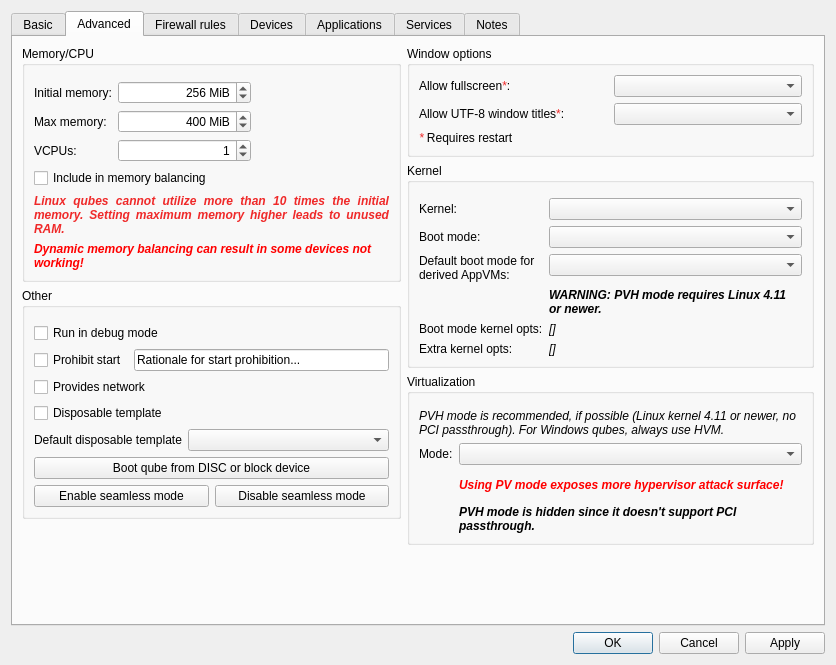
Before: the Qt Designer form ui/settingsdlg.ui in QubesOS/qubes-manager, drawn with Qt 5.
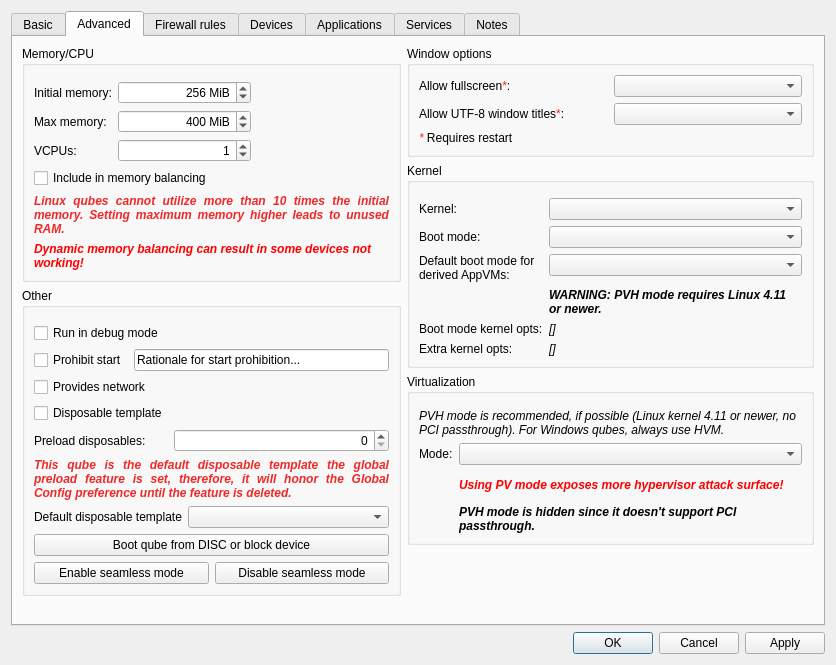
After: the same form once the commit is applied. The open tabs and pages were chosen to show the change. Icons and pictures are not drawn. Custom widgets are drawn as their Qt base class.

Commit message:
Add preload disposable option to advanced settings
For: https://github.com/QubesOS/qubes-issues/issues/1512

The edit to the form file:
```diff
--- a/ui/settingsdlg.ui
+++ b/ui/settingsdlg.ui
@@ -742,6 +742,13 @@
               <property name="topMargin">
                <number>15</number>
               </property>
+              <item row="1" column="0">
+               <widget class="QCheckBox" name="run_in_debug_mode">
+                <property name="text">
+                 <string>Run in debug mode</string>
+                </property>
+               </widget>
+              </item>
               <item row="2" column="0" colspan="2">
                <layout class="QHBoxLayout" name="horizontalLayout_prohibit_start">
                 <item>
@@ -780,40 +787,143 @@
                 </property>
                </widget>
               </item>
-              <item row="8" column="0" colspan="2">
-               <widget class="QPushButton" name="boot_from_device_button">
+              <item row="5" column="0">
+               <widget class="QLabel" name="preload_dispvm_label">
+                <property name="toolTip">
+                 <string>&lt;html&gt;&lt;head/&gt;&lt;body&gt;&lt;p&gt;Configure how many disposables this template must preload.&lt;/p&gt;&lt;/body&gt;&lt;/html&gt;</string>
+                </property>
                 <property name="text">
-                 <string>Boot qube from DISC or block device</string>
+                 <string>Preload disposables:</string>
                 </property>
                </widget>
               </item>
-              <item row="9" column="0" colspan="2">
-               <layout class="QHBoxLayout" name="horizontalLayout_8">
-                <item>
-                 <widget class="QPushButton" name="seamless_on_button">
-                  <property name="toolTip">
-                   <string>Windows (with Qubes Windows Tools installed) only.
-The qube must be running to enable seamless mode. This setting is not persistent.</string>
-                  </property>
-                  <property name="text">
-                   <string>Enable seamless mode</string>
-                  </property>
-                 </widget>
-                </item>
-                <item>
-                 <widget class="QPushButton" name="seamless_off_button">
-                  <property name="toolTip">
-                   <string>Windows (with Qubes Windows Tools installed) only.
-The qube must be running to disable seamless mode. This setting is not persistent.</string>
-                  </property>
-                  <property name="text">
-                   <string>Disable seamless mode</string>
-                  </property>
-                 </widget>
-                </item>
-               </layout>
+              <item row="5" column="1">
+               <widget class="QSpinBox" name="preload_dispvm">
+                <property name="sizePolicy">
+                 <sizepolicy hsizetype="Minimum" vsizetype="Fixed">
+                  <horstretch>0</horstretch>
+                  <verstretch>0</verstretch>
+                 </sizepolicy>
+                </property>
+                <property name="alignment">
+                 <set>Qt::AlignRight|Qt::AlignTrailing|Qt::AlignVCenter</set>
+                </property>
+                <property name="maximum">
+                 <number>50</number>
+                </property>
+               </widget>
               </item>
               <item row="6" column="0" colspan="2">
+               <widget class="QLabel" name="warn_default_dispvm_preload_label">
+                <property name="palette">
+                 <palette>
+                  <active>
+                   <colorrole role="WindowText">
+                    <brush brushstyle="SolidPattern">
+                     <color alpha="255">
+                      <red>239</red>
+                      <green>41</green>
+                      <blue>41</blue>
+                     </color>
+                    </brush>
+                   </colorrole>
+                   <colorrole role="Text">
+                    <brush brushstyle="SolidPattern">
+                     <color alpha="255">
+                      <red>239</red>
+                      <green>41</green>
+                      <blue>41</blue>
+                     </color>
+                    </brush>
+                   </colorrole>
+                   <colorrole role="PlaceholderText">
+                    <brush brushstyle="SolidPattern">
+                     <color alpha="128">
+                      <red>239</red>
+                      <green>41</green>
+                      <blue>41</blue>
+                     </color>
+                    </brush>
+                   </colorrole>
+                  </active>
+                  <inactive>
+                   <colorrole role="WindowText">
+                    <brush brushstyle="SolidPattern">
+                     <color alpha="255">
+                      <red>239</red>
+                      <green>41</green>
+                      <blue>41</blue>
+                     </color>
+                    </brush>
+                   </colorrole>
+                   <colorrole role="Text">
+                    <brush brushstyle="SolidPattern">
+                     <color alpha="255">
+                      <red>239</red>
+                      <green>41</green>
+                      <blue>41</blue>
+                     </color>
+                    </brush>
+                   </colorrole>
+                   <colorrole role="PlaceholderText">
+                    <brush brushstyle="SolidPattern">
+                     <color alpha="128">
+                      <red>239</red>
+                      <green>41</green>
+                      <blue>41</blue>
+                     </color>
+                    </brush>
+                   </colorrole>
+                  </inactive>
+                  <disabled>
+                   <colorrole role="WindowText">
+                    <brush brushstyle="SolidPattern">
+                     <color alpha="255">
+                      <red>190</red>
+                      <green>190</green>
+                      <blue>190</blue>
+                     </color>
+                    </brush>
+                   </colorrole>
+                   <colorrole role="Text">
+                    <brush brushstyle="SolidPattern">
+                     <color alpha="255">
+                      <red>190</red>
+                      <green>190</green>
+                      <blue>190</blue>
+                     </color>
+                    </brush>
+                   </colorrole>
+                   <colorrole role="PlaceholderText">
+                    <brush brushstyle="SolidPattern">
+                     <color alpha="128">
+                      <red>0</red>
+                      <green>0</green>
+                      <blue>0</blue>
+                     </color>
+                    </brush>
+                   </colorrole>
+                  </disabled>
+                 </palette>
+                </property>
+                <property name="font">
+                 <font>
+                  <italic>true</italic>
+                  <bold>true</bold>
+                 </font>
+                </property>
+                <property name="text">
+                 <string>This qube is the default disposable template the global preload feature is set, therefore, it will honor the Global Config preference until the feature is deleted.</string>
+                </property>
+                <property name="alignment">
+                 <set>Qt::AlignJustify|Qt::AlignVCenter</set>
+                </property>
+                <property name="wordWrap">
+                 <bool>true</bool>
+                </property>
+               </widget>
+              </item>
+              <item row="7" column="0" colspan="2">
                <layout class="QHBoxLayout" name="horizontalLayout_6">
                 <item>
                  <widget class="QLabel" name="label_26">
@@ -843,13 +953,39 @@
                 </item>
                </layout>
               </item>
-              <item row="1" column="0">
-               <widget class="QCheckBox" name="run_in_debug_mode">
+              <item row="8" column="0" colspan="2">
+               <widget class="QPushButton" name="boot_from_device_button">
                 <property name="text">
-                 <string>Run in debug mode</string>
+                 <string>Boot qube from DISC or block device</string>
                 </property>
                </widget>
               </item>
+              <item row="9" column="0" colspan="2">
+               <layout class="QHBoxLayout" name="horizontalLayout_8">
+                <item>
+                 <widget class="QPushButton" name="seamless_on_button">
+                  <property name="toolTip">
+                   <string>Windows (with Qubes Windows Tools installed) only.
+The qube must be running to enable seamless mode. This setting is not persistent.</string>
+                  </property>
+                  <property name="text">
+                   <string>Enable seamless mode</string>
+                  </property>
+                 </widget>
+                </item>
+                <item>
+                 <widget class="QPushButton" name="seamless_off_button">
+                  <property name="toolTip">
+                   <string>Windows (with Qubes Windows Tools installed) only.
+The qube must be running to disable seamless mode. This setting is not persistent.</string>
+                  </property>
+                  <property name="text">
+                   <string>Disable seamless mode</string>
+                  </property>
+                 </widget>
+                </item>
+               </layout>
+              </item>
              </layout>
             </widget>
            </item>
```
Left out of the diff: 1 changed line with no effect on the pictures. The commit also changes 3 other files.
